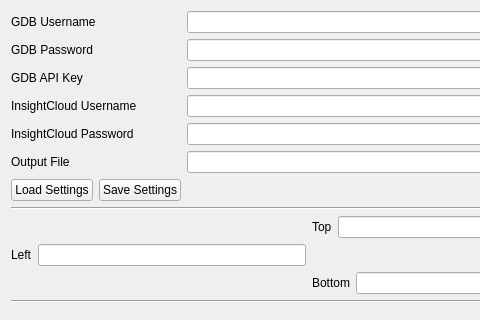
Above: Ui_DGConnect.ui from nagyistge/DGConnect before the change; both pictures show x 0 to 480 and y 0 to 320 of the 918 by 440 pixel window. Below: the same form after it.
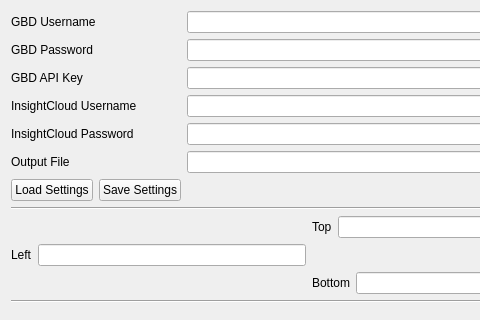
That is the form after the change.

What changed in the file:
```diff
--- a/Ui_DGConnect.ui
+++ b/Ui_DGConnect.ui
@@ -20,7 +20,7 @@
    <item row="0" column="0">
     <widget class="QLabel" name="gdb_username_label">
      <property name="text">
-      <string>GDB Username</string>
+      <string>GBD Username</string>
      </property>
     </widget>
    </item>
@@ -30,7 +30,7 @@
    <item row="1" column="0">
     <widget class="QLabel" name="gdb_password_label">
      <property name="text">
-      <string>GDB Password</string>
+      <string>GBD Password</string>
      </property>
     </widget>
    </item>
@@ -40,7 +40,7 @@
    <item row="2" column="0">
     <widget class="QLabel" name="gdb_api_key_label">
      <property name="text">
-      <string>GDB API Key</string>
+      <string>GBD API Key</string>
      </property>
     </widget>
    </item>
```
Left out of the diff: 16 changed lines with no effect on the pictures.
